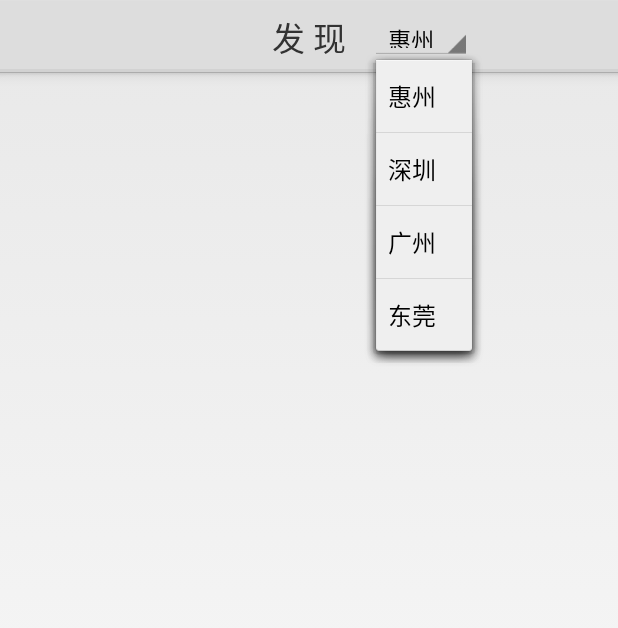
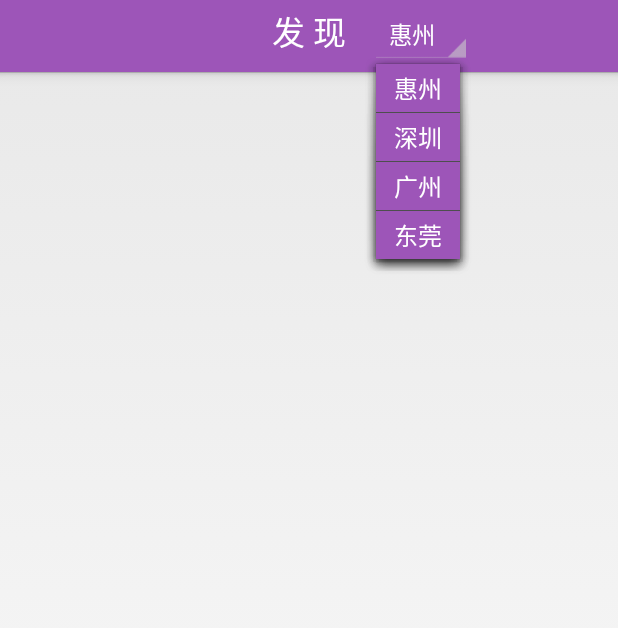
Before and after one commit to daynearby/GraduateProjectShare, an Android app: the MainActivity screen opened directly, with no data from a screen before it, after a tap on "惠州", on a phone screen of 412 x 824 dp. Shown: the top 628 px of the screen. Run offline under Robolectric (Android 15) with nearby library versions, the phone set to English and light mode, and no system bars; libraries missing offline, so code that uses them is left out: com.readystatesoftware.systembartint; 3 statements that could not run were skipped.

Commit message:
登录界面的实现

```diff
--- a/CustomShapeImageView/src/main/AndroidManifest.xml
+++ b/CustomShapeImageView/src/main/AndroidManifest.xml
@@ -1,7 +1,8 @@
 <manifest xmlns:android="http://schemas.android.com/apk/res/android"
+    xmlns:tools="http://schemas.android.com/tools"
     package="com.meg7.widget"
     android:versionCode="1"
-    android:versionName="1.0" >
+    android:versionName="1.0">
 
     <uses-sdk
         android:minSdkVersion="15"
@@ -10,7 +11,8 @@
     <application
         android:allowBackup="true"
         android:label="@string/app_name"
-        android:theme="@style/AppTheme" >
+        android:theme="@style/AppTheme"
+        tools:replace="android:theme">
     </application>
 
 </manifest>
--- a/app/build.gradle
+++ b/app/build.gradle
@@ -3,7 +3,6 @@ apply plugin: 'com.android.application'
 android {
     compileSdkVersion 22
     buildToolsVersion '22.0.1'
-
     defaultConfig {
         applicationId "com.young.share"
         minSdkVersion 15
@@ -17,12 +16,13 @@ android {
             proguardFiles getDefaultProguardFile('proguard-android.txt'), 'proguard-rules.pro'
         }
     }
+    productFlavors {
+    }
 }
 
 dependencies {
+    compile "com.readystatesoftware.systembartint:systembartint:1.0.3"
     compile 'com.android.support:appcompat-v7:22.2.0'
-    compile project(':Crop')
-    compile project(':svprogresshud')
     compile files('libs/universal-image-loader-1.9.4.jar')
     compile files('libs/volley.jar')
     compile files('libs/litepal-1.2.1-src.jar')
--- a/app/src/main/java/com/young/base/BaseActivity.java
+++ b/app/src/main/java/com/young/base/BaseActivity.java
@@ -3,12 +3,16 @@ package com.young.base;
 import android.app.ActionBar;
 import android.app.Activity;
 import android.content.Intent;
+import android.os.Build;
 import android.os.Bundle;
 import android.view.View;
+import android.view.Window;
+import android.view.WindowManager;
 import android.widget.ArrayAdapter;
 import android.widget.Spinner;
 import android.widget.TextView;
 
+import com.readystatesoftware.systembartint.SystemBarTintManager;
 import com.young.annotation.Injector;
 import com.young.share.R;
 import com.young.utils.LogUtils;
@@ -19,7 +23,7 @@ import java.util.List;
  * 基类
  * 有actionBar，并且有点击事件
  * 使用注释
- * <p>
+ * <p/>
  * Created by Nearby Yang on 2015-10-08.
  */
 public abstract class BaseActivity extends Activity {
@@ -60,6 +64,8 @@ public abstract class BaseActivity extends Activity {
         mActionbar.setDisplayOptions(ActionBar.DISPLAY_SHOW_CUSTOM);
         mActionbar.setCustomView(R.layout.actionbar_main);
 
+        setTranslucentStatus();
+
         spinnerCity = (Spinner) mActionbar.getCustomView().findViewById(R.id.sp_actionbar_city);
         spinnerTag = (Spinner) mActionbar.getCustomView().findViewById(R.id.sp_actionbar_tag);
         title_tv = (TextView) mActionbar.getCustomView().findViewById(R.id.tv_actionbar_titile);
@@ -67,6 +73,33 @@ public abstract class BaseActivity extends Activity {
 
     }
 
+    private void setTranslucentStatus() {
+        boolean on = false;
+
+        if (Build.VERSION.SDK_INT >= Build.VERSION_CODES.KITKAT) {
+            on = true;
+        }
+
+        Window win = getWindow();
+        WindowManager.LayoutParams winParams = win.getAttributes();
+        final int bits = WindowManager.LayoutParams.FLAG_TRANSLUCENT_STATUS;
+
+        if (on) {
+            winParams.flags |= bits;
+        } else {
+            winParams.flags &= ~bits;
+        }
+
+        win.setAttributes(winParams);
+
+
+        SystemBarTintManager tintManager = new SystemBarTintManager(this);
+        tintManager.setStatusBarTintEnabled(true);
+//设置沉浸的颜色
+        tintManager.setStatusBarTintResource(R.color.theme_puple);
+
+
+}
 
     /**
      * 设置标题显示状态
@@ -121,9 +154,9 @@ public abstract class BaseActivity extends Activity {
     public void setTag(List<String> tagList) {
 
         //适配器
-        ArrayAdapter arr_adapter = new ArrayAdapter<>(this, android.R.layout.simple_spinner_item, tagList);
+        ArrayAdapter arr_adapter = new ArrayAdapter<>(this, R.layout.custom_spinner_item, tagList);
         //设置样式
-        arr_adapter.setDropDownViewResource(android.R.layout.simple_spinner_dropdown_item);
+        arr_adapter.setDropDownViewResource(R.layout.custom_spinner_dropdown_item);
         //加载适配器
         spinnerTag.setAdapter(arr_adapter);
 
@@ -138,9 +171,9 @@ public abstract class BaseActivity extends Activity {
     public void setCity(List<String> cityList) {
 
         //适配器
-        ArrayAdapter adapter = new ArrayAdapter<>(this, android.R.layout.simple_spinner_item, cityList);
+        ArrayAdapter adapter = new ArrayAdapter<>(this, R.layout.custom_spinner_item, cityList);
         //设置样式
-        adapter.setDropDownViewResource(android.R.layout.simple_spinner_dropdown_item);
+        adapter.setDropDownViewResource(R.layout.custom_spinner_dropdown_item);
         //加载适配器
         spinnerCity.setAdapter(adapter);
 
@@ -184,7 +217,8 @@ public abstract class BaseActivity extends Activity {
 
     /**
      * 跳转界面，带参数的
-     * @param clazz 要跳转的类，也就是要传递参数的类
+     *
+     * @param clazz  要跳转的类，也就是要传递参数的类
      * @param bundle serializable
      */
     public void mStartActivity(Class clazz, Bundle bundle) {
@@ -203,6 +237,7 @@ public abstract class BaseActivity extends Activity {
  */
 public interface mActionBarOnClickListener {
     void onClick(View v);
+
 }
 
     //主界面layout的id
--- /dev/null
+++ b/app/src/main/res/drawable/sele_login_btn.xml
@@ -0,0 +1,6 @@
+<?xml version="1.0" encoding="utf-8"?>
+<selector xmlns:android="http://schemas.android.com/apk/res/android">
+<item android:state_pressed="true" android:drawable="@drawable/bg_cricual_rectangle_press"/>
+<item android:drawable="@drawable/bg_cricual_rectangle"/>
+
+</selector>
--- a/app/src/main/res/layout/actionbar_main.xml
+++ b/app/src/main/res/layout/actionbar_main.xml
@@ -2,7 +2,7 @@
 <RelativeLayout xmlns:android="http://schemas.android.com/apk/res/android"
     android:layout_width="match_parent"
     android:layout_height="match_parent"
-    android:padding="@dimen/paddingMic">
+    android:padding="@dimen/paddingHit">
 
 
 
@@ -15,6 +15,7 @@
         android:text="标题"
         android:textSize="@dimen/textSizeLarge"
         android:layout_centerHorizontal="true"
+        android:textColor="@color/white"
         />
 
     <Spinner
@@ -30,6 +31,7 @@
         android:layout_width="wrap_content"
         android:layout_height="wrap_content"
         android:layout_toRightOf="@id/tv_actionbar_titile"
+
         ></Spinner>
 
 
--- a/app/src/main/res/layout/activity_main.xml
+++ b/app/src/main/res/layout/activity_main.xml
@@ -1,6 +1,7 @@
 <RelativeLayout xmlns:android="http://schemas.android.com/apk/res/android"
     android:layout_width="match_parent"
-    android:layout_height="match_parent">
+    android:layout_height="match_parent"
+    android:fitsSystemWindows="true">
 
 
     <android.support.v4.view.ViewPager
--- /dev/null
+++ b/app/src/main/res/layout/custom_spinner_dropdown_item.xml
@@ -0,0 +1,11 @@
+<?xml version="1.0" encoding="utf-8"?>
+<CheckedTextView xmlns:android="http://schemas.android.com/apk/res/android"
+    android:id="@android:id/text1"
+    android:singleLine="true"
+    android:layout_width="match_parent"
+    android:layout_height="wrap_content"
+    android:textColor="@color/white"
+    android:background="@color/theme_puple"
+    android:padding="@dimen/paddingHit"
+    android:gravity="center"
+    />
--- /dev/null
+++ b/app/src/main/res/layout/custom_spinner_item.xml
@@ -0,0 +1,11 @@
+<?xml version="1.0" encoding="utf-8"?>
+<TextView xmlns:android="http://schemas.android.com/apk/res/android"
+    android:id="@android:id/text1"
+    style="?android:attr/spinnerItemStyle"
+    android:singleLine="true"
+    android:layout_width="match_parent"
+    android:layout_height="wrap_content"
+    android:ellipsize="marquee"
+    android:gravity="center"
+    android:textColor="@color/white"
+    />
--- a/app/src/main/res/values/colors.xml
+++ b/app/src/main/res/values/colors.xml
@@ -2,7 +2,7 @@
 <resources>
 
    <color name="theme_puple">#9D55B8</color>
-   <color name="witch">#ffffff</color>
+   <color name="white">#ffffff</color>
    <color name="transparent">#00000000</color>
    <color name="translucent">#50000000</color>
 </resources>
--- a/app/src/main/res/values/dimens.xml
+++ b/app/src/main/res/values/dimens.xml
@@ -12,5 +12,9 @@
     <dimen name="textSizeSmall">14sp</dimen>
     <dimen name="textSizeMediu">18sp</dimen>
     <dimen name="textSizeLarge">22sp</dimen>
+    <dimen name="textSizeXLarge">28sp</dimen>
+
+    <dimen name="micro">2dp</dimen>
+    <dimen name="radius">10dp</dimen>
 
 </resources>
--- a/app/src/main/res/values/strings.xml
+++ b/app/src/main/res/values/strings.xml
@@ -15,4 +15,10 @@
     <string name="discover">发 现</string>
     <string name="rank">排行榜</string>
     <string name="discount">优 惠</string>
+    <string name="account">账号</string>
+    <string name="email">邮箱</string>
+    <string name="pwd">密码</string>
+    <string name="login_text">登录</string>
+    <string name="forget_pwd">忘记密码？</string>
+    <string name="regist">注册</string>
 </resources>
--- a/app/src/main/res/values/styles.xml
+++ b/app/src/main/res/values/styles.xml
@@ -1,8 +1,14 @@
 <resources>
 
     <!-- Base application theme. -->
-    <style name="AppTheme" parent="@android:style/Theme.Holo.Light">
+    <style name="mAppTheme" parent="@android:style/Theme.Holo.Light.DarkActionBar">
         <!-- Customize your theme here. -->
+        <!-- API 14 theme customizations can go here. -->
+        <item name="android:actionBarStyle">@style/ActionBarStyle</item>
+    </style>
+
+    <style name="ActionBarStyle" parent="android:Widget.Holo.Light.ActionBar.Solid.Inverse">
+        <item name="android:background">@color/theme_puple</item>
     </style>
 
 
```
Also changed, not shown: app/src/main/AndroidManifest.xml (+7 -1 lines), app/src/main/java/com/young/share/LoginActivity.java (added, +28 -0 lines), app/src/main/java/com/young/share/WelcomeActivity.java (+27 -1 lines), app/src/main/res/drawable/bg_cricual_rectangle.xml (added, +11 -0 lines), app/src/main/res/drawable/bg_cricual_rectangle_press.xml (added, +11 -0 lines), app/src/main/res/layout/activity_login.xml (added, +96 -0 lines), app/src/main/res/drawable/bg_login.png (added). Lines whose indentation alone changed are shown as unchanged.
